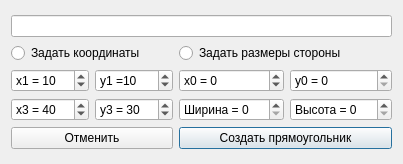
Above: RectangleDialog.ui from KapitoliyVZ/GeometricShapes before the change. Below: the same form after it.
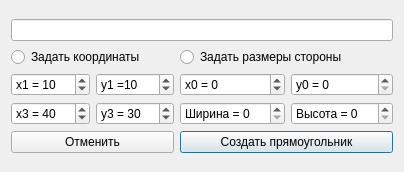
That is the form after the change.

Diff of the .ui file:
```diff
--- a/RectangleDialog.ui
+++ b/RectangleDialog.ui
@@ -6,8 +6,8 @@
    <rect>
     <x>0</x>
     <y>0</y>
-    <width>397</width>
-    <height>164</height>
+    <width>404</width>
+    <height>172</height>
    </rect>
   </property>
   <property name="windowTitle">
```
Left out of the diff: 2 changed lines with no effect on the pictures.
